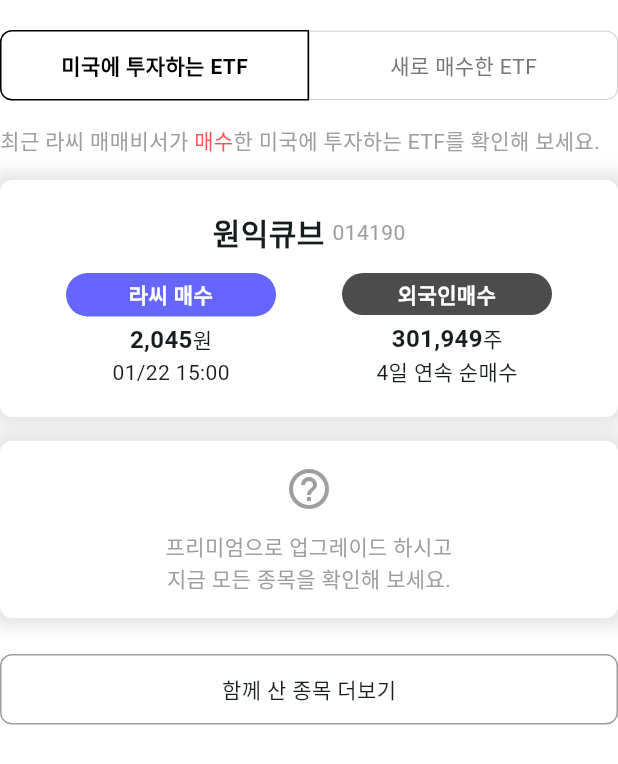
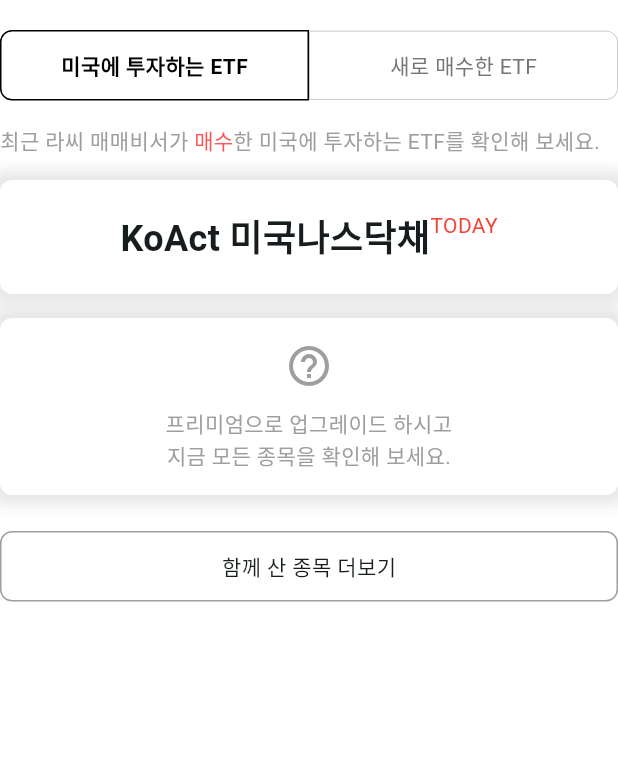
Before and after one commit to kind4u/rassi_clone, a Flutter app: the EtfStockCatchComponent widget shown alone on an empty page, opened directly, on a phone screen of 412 x 824 dp. Shown: the top 764 px of the screen. Run offline on Flutter 3.47's test engine with Material 3 defaults, Android fonts, the phone set to English and light mode, and no system bars; our stand-ins replace font_awesome_flutter.

Commit message:
etf 세부 컴포넌트 수정 작업 진행 중

```diff
--- a/lib/components/common/etf_stock_catch_component.dart
+++ b/lib/components/common/etf_stock_catch_component.dart
@@ -89,123 +89,23 @@
           ),
           child: Padding(
             padding: const EdgeInsets.symmetric(vertical: 20.0),
-            child: Column(
+            child: Row(
               mainAxisAlignment: MainAxisAlignment.center,
-              crossAxisAlignment: CrossAxisAlignment.stretch,
               children: [
                 Row(
-                  mainAxisAlignment: MainAxisAlignment.center,
+                  mainAxisAlignment: MainAxisAlignment.spaceBetween,
+                  crossAxisAlignment: CrossAxisAlignment.start,
                   children: [
                     Text(
-                      "원익큐브 ",
+                      'KoAct 미국나스닥채',
                       style: TextStyle(
-                        fontSize: 20,
+                        fontSize: 24,
                         fontWeight: FontWeight.bold,
                       ),
                     ),
-                    Text(
-                      "014190",
-                      style: TextStyle(fontSize: 14, color: Colors.grey),
-                    ),
-                  ],
-                ),
-
-                SizedBox(height: 12.0),
-
-                Row(
-                  mainAxisAlignment: MainAxisAlignment.spaceEvenly,
-                  children: [
-                    Column(
+                    Row(
                       children: [
-                        Container(
-                          width: 140,
-                          decoration: BoxDecoration(
-                            color: Color(0xFF6665FD),
-                            borderRadius: BorderRadius.circular(999.0),
-                          ),
-                          child: Padding(
-                            padding: const EdgeInsets.symmetric(
-                              vertical: 4.0,
-                              horizontal: 32.0,
-                            ),
-                            child: Text(
-                              "라씨 매수",
-                              textAlign: TextAlign.center,
-                              style: TextStyle(
-                                color: Colors.white,
-                                fontWeight: FontWeight.w600,
-                              ),
-                            ),
-                          ),
-                        ),
-                        SizedBox(height: 4),
-                        Text.rich(
-                          TextSpan(
-                            children: [
-                              TextSpan(
-                                // 주식 가격 data
-                                text: '2,045',
-                                style: TextStyle(
-                                  fontSize: 16,
-                                  fontWeight: FontWeight.w600,
-                                ),
-                              ),
-                              TextSpan(
-                                text: '원',
-                                style: TextStyle(fontSize: 14),
-                              ),
-                            ],
-                          ),
-                        ),
-
-                        Text('01/22 15:00'),
-                      ],
-                    ),
-
-                    Column(
-                      children: [
-                        Container(
-                          width: 140,
-                          decoration: BoxDecoration(
-                            color: Colors.black.withValues(alpha: 0.7),
-                            borderRadius: BorderRadius.circular(999.0),
-                          ),
-                          child: Padding(
-                            padding: const EdgeInsets.symmetric(
-                              vertical: 4.0,
-                              horizontal: 32.0,
-                            ),
-                            child: Text(
-                              "외국인매수",
-                              textAlign: TextAlign.center,
-                              style: TextStyle(
-                                color: Colors.white,
-                                fontWeight: FontWeight.w600,
-                              ),
-                            ),
-                          ),
-                        ),
-                        SizedBox(height: 4),
-                        Text.rich(
-                          TextSpan(
-                            children: [
-                              TextSpan(
-                                // 발행 주 개수 data
-                                text: '301,949',
-                                style: TextStyle(
-                                  fontSize: 16,
-                                  fontWeight: FontWeight.w600,
-                                ),
-                              ),
-                              TextSpan(
-                                text: '주',
-                                style: TextStyle(fontSize: 14),
-                              ),
-                            ],
-                          ),
-                        ),
-
-                        Text('4일 연속 순매수'),
+                        Text('TODAY', style: TextStyle(color: Colors.red)),
                       ],
                     ),
                   ],
```
